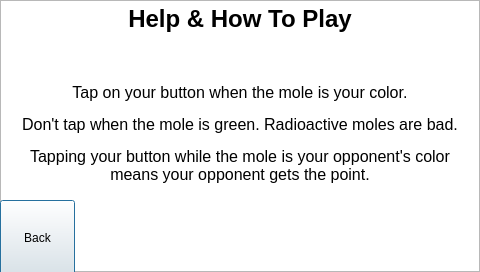
First picture: the form in Mochi-Pounders/help.ui, repository amfaller/Mochi-Pounders, before the edit.
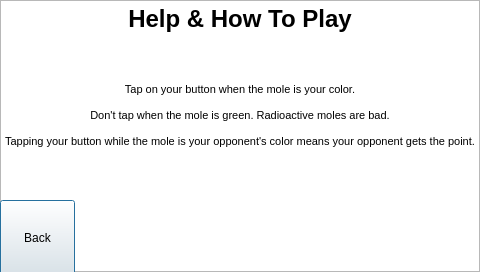
Second picture: the form after the edit.

Commit message: Resize help screen message

Patch:
```diff
--- a/Mochi-Pounders/help.ui
+++ b/Mochi-Pounders/help.ui
@@ -43,11 +43,11 @@
 &lt;p align=&quot;center&quot; style=&quot; margin-top:0px; margin-bottom:0px; margin-left:0px; margin-right:0px; -qt-block-indent:0; text-indent:0px;&quot;&gt;&lt;span style=&quot; font-size:18pt; font-weight:600;&quot;&gt;Help &amp;amp; How To Play&lt;/span&gt;&lt;/p&gt;
 &lt;p align=&quot;center&quot; style=&quot;-qt-paragraph-type:empty; margin-top:0px; margin-bottom:0px; margin-left:0px; margin-right:0px; -qt-block-indent:0; text-indent:0px; font-size:16pt;&quot;&gt;&lt;br /&gt;&lt;/p&gt;
 &lt;p align=&quot;center&quot; style=&quot;-qt-paragraph-type:empty; margin-top:0px; margin-bottom:0px; margin-left:0px; margin-right:0px; -qt-block-indent:0; text-indent:0px; font-size:16pt;&quot;&gt;&lt;br /&gt;&lt;/p&gt;
-&lt;p align=&quot;center&quot; style=&quot; margin-top:0px; margin-bottom:0px; margin-left:0px; margin-right:0px; -qt-block-indent:0; text-indent:0px;&quot;&gt;&lt;span style=&quot; font-size:12pt;&quot;&gt;Tap on your button when the mole is your color.&lt;/span&gt;&lt;/p&gt;
-&lt;p align=&quot;center&quot; style=&quot;-qt-paragraph-type:empty; margin-top:0px; margin-bottom:0px; margin-left:0px; margin-right:0px; -qt-block-indent:0; text-indent:0px;&quot;&gt;&lt;br /&gt;&lt;/p&gt;
-&lt;p align=&quot;center&quot; style=&quot; margin-top:0px; margin-bottom:0px; margin-left:0px; margin-right:0px; -qt-block-indent:0; text-indent:0px;&quot;&gt;&lt;span style=&quot; font-size:12pt;&quot;&gt;Don't tap when the mole is green. Radioactive moles are bad.&lt;/span&gt;&lt;/p&gt;
-&lt;p align=&quot;center&quot; style=&quot;-qt-paragraph-type:empty; margin-top:0px; margin-bottom:0px; margin-left:0px; margin-right:0px; -qt-block-indent:0; text-indent:0px;&quot;&gt;&lt;br /&gt;&lt;/p&gt;
-&lt;p align=&quot;center&quot; style=&quot; margin-top:0px; margin-bottom:0px; margin-left:0px; margin-right:0px; -qt-block-indent:0; text-indent:0px;&quot;&gt;&lt;span style=&quot; font-size:12pt;&quot;&gt;Tapping your button while the mole is your opponent's color means your opponent gets the point.&lt;/span&gt;&lt;/p&gt;&lt;/body&gt;&lt;/html&gt;</string>
+&lt;p align=&quot;center&quot; style=&quot; margin-top:0px; margin-bottom:0px; margin-left:0px; margin-right:0px; -qt-block-indent:0; text-indent:0px;&quot;&gt;&lt;span style=&quot; font-size:8pt;&quot;&gt;Tap on your button when the mole is your color.&lt;/span&gt;&lt;/p&gt;
+&lt;p align=&quot;center&quot; style=&quot;-qt-paragraph-type:empty; margin-top:0px; margin-bottom:0px; margin-left:0px; margin-right:0px; -qt-block-indent:0; text-indent:0px; font-size:8pt;&quot;&gt;&lt;br /&gt;&lt;/p&gt;
+&lt;p align=&quot;center&quot; style=&quot; margin-top:0px; margin-bottom:0px; margin-left:0px; margin-right:0px; -qt-block-indent:0; text-indent:0px;&quot;&gt;&lt;span style=&quot; font-size:8pt;&quot;&gt;Don't tap when the mole is green. Radioactive moles are bad.&lt;/span&gt;&lt;/p&gt;
+&lt;p align=&quot;center&quot; style=&quot;-qt-paragraph-type:empty; margin-top:0px; margin-bottom:0px; margin-left:0px; margin-right:0px; -qt-block-indent:0; text-indent:0px; font-size:8pt;&quot;&gt;&lt;br /&gt;&lt;/p&gt;
+&lt;p align=&quot;center&quot; style=&quot; margin-top:0px; margin-bottom:0px; margin-left:0px; margin-right:0px; -qt-block-indent:0; text-indent:0px;&quot;&gt;&lt;span style=&quot; font-size:8pt;&quot;&gt;Tapping your button while the mole is your opponent's color means your opponent gets the point.&lt;/span&gt;&lt;/p&gt;&lt;/body&gt;&lt;/html&gt;</string>
    </property>
   </widget>
   <zorder>help_text</zorder>
```
The commit also changes 3 other files.
